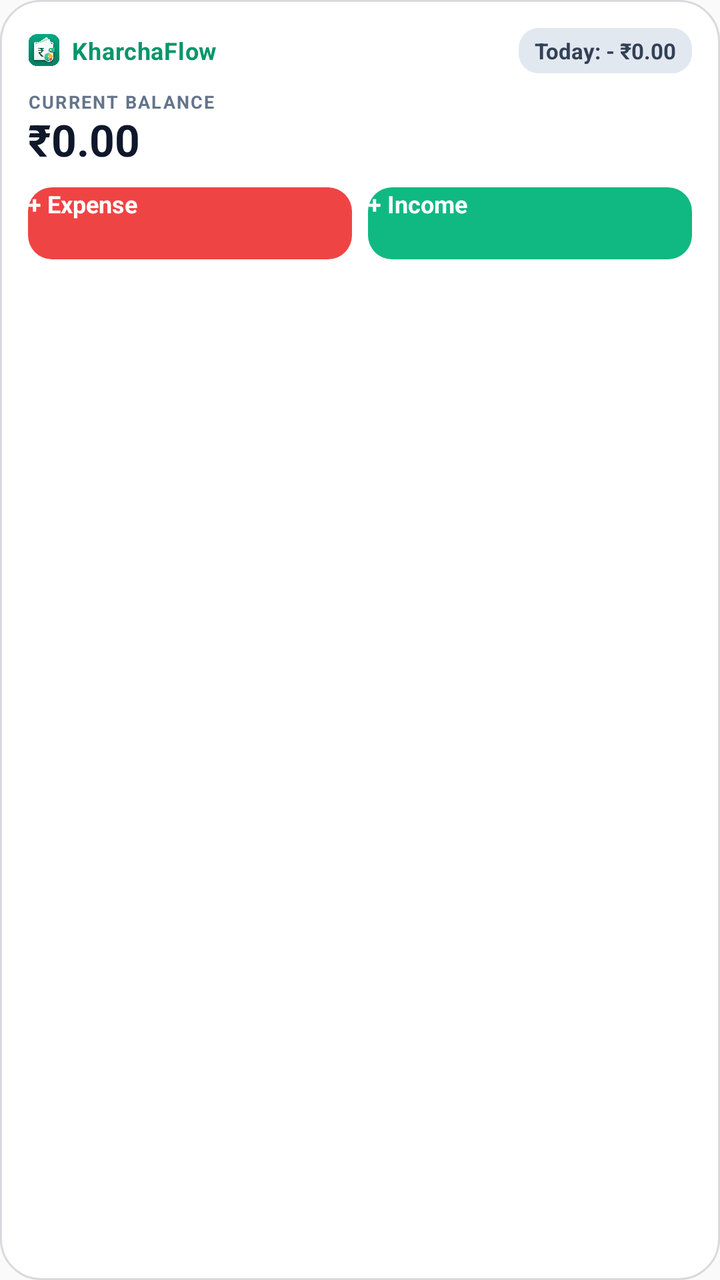
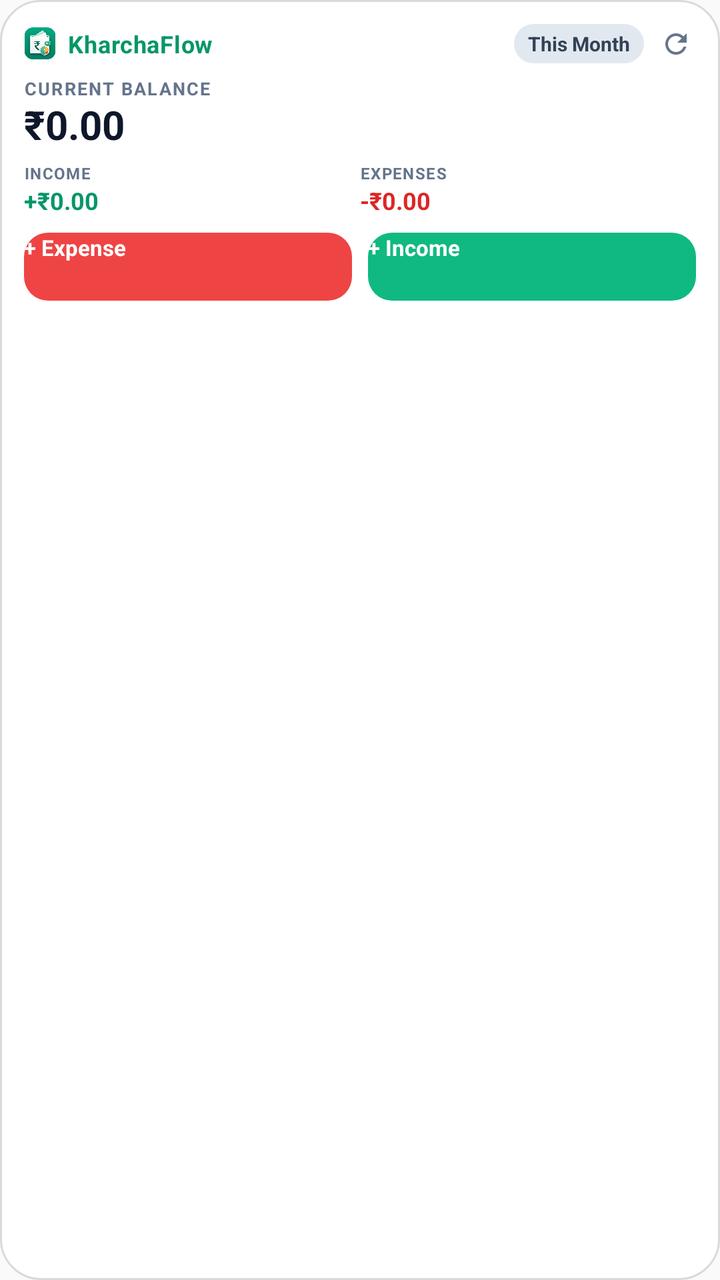

Compare the two renders of this Android layout. The source of the first and the diff that turns it into the second are given below.
<!-- AndroidManifest.xml: application theme Theme.ExpenseTracker -->
<!-- res/layout/widget_expense_tracker.xml -->
<?xml version="1.0" encoding="utf-8"?>
<LinearLayout xmlns:android="http://schemas.android.com/apk/res/android"
    android:id="@+id/widget_root"
    android:layout_width="match_parent"
    android:layout_height="match_parent"
    android:orientation="vertical"
    android:padding="14dp"
    android:background="@drawable/bg_widget_card">

    
    <LinearLayout
        android:layout_width="match_parent"
        android:layout_height="wrap_content"
        android:orientation="horizontal"
        android:gravity="center_vertical">

        <LinearLayout
            android:layout_width="0dp"
            android:layout_height="wrap_content"
            android:layout_weight="1"
            android:orientation="horizontal"
            android:gravity="center_vertical">

            <ImageView
                android:layout_width="16dp"
                android:layout_height="16dp"
                android:src="@drawable/ic_kharchaflow_logo"
                android:contentDescription="KharchaFlow"
                android:layout_marginEnd="6dp" />

            <TextView
                android:layout_width="wrap_content"
                android:layout_height="wrap_content"
                android:text="KharchaFlow"
                android:textSize="12sp"
                android:textStyle="bold"
                android:textColor="@color/widget_text_brand"
                android:letterSpacing="0.02" />
        </LinearLayout>

        <TextView
            android:id="@+id/widget_today_expense"
            android:layout_width="wrap_content"
            android:layout_height="wrap_content"
            android:text="Today: - ₹0.00"
            android:textSize="11sp"
            android:textStyle="bold"
            android:textColor="@color/widget_pill_text"
            android:background="@drawable/bg_widget_stat_pill"
            android:paddingHorizontal="8dp"
            android:paddingVertical="4dp" />
    </LinearLayout>

    
    <TextView
        android:layout_width="wrap_content"
        android:layout_height="wrap_content"
        android:text="CURRENT BALANCE"
        android:textSize="9sp"
        android:textStyle="bold"
        android:textColor="@color/widget_text_secondary"
        android:letterSpacing="0.08"
        android:layout_marginTop="8dp" />

    <TextView
        android:id="@+id/widget_total_balance"
        android:layout_width="wrap_content"
        android:layout_height="wrap_content"
        android:text="₹0.00"
        android:textSize="22sp"
        android:textStyle="bold"
        android:textColor="@color/widget_text_primary"
        android:includeFontPadding="false"
        android:layout_marginTop="1dp" />

    
    <LinearLayout
        android:layout_width="match_parent"
        android:layout_height="wrap_content"
        android:orientation="horizontal"
        android:layout_marginTop="10dp"
        android:weightSum="2">

        <Button
            android:id="@+id/widget_btn_add_expense"
            android:layout_width="0dp"
            android:layout_height="36dp"
            android:layout_weight="1"
            android:text="+ Expense"
            android:textSize="12sp"
            android:textStyle="bold"
            android:background="@drawable/bg_widget_btn_expense"
            android:textColor="@color/widget_btn_text"
            android:stateListAnimator="@null"
            android:layout_marginEnd="4dp" />

        <Button
            android:id="@+id/widget_btn_add_income"
            android:layout_width="0dp"
            android:layout_height="36dp"
            android:layout_weight="1"
            android:text="+ Income"
            android:textSize="12sp"
            android:textStyle="bold"
            android:background="@drawable/bg_widget_btn_income"
            android:textColor="@color/widget_btn_text"
            android:stateListAnimator="@null"
            android:layout_marginStart="4dp" />
    </LinearLayout>
</LinearLayout>
<!-- resources referenced by this layout -->
<resources>
  <color name="widget_btn_text">#FFFFFF</color>
  <color name="widget_pill_text">#334155</color>
  <color name="widget_text_brand">#059669</color>
  <color name="widget_text_primary">#0F172A</color>
  <color name="widget_text_secondary">#64748B</color>
  <!-- drawable bg_widget_btn_expense (drawable) -->
  <?xml version="1.0" encoding="utf-8"?>
  <shape xmlns:android="http://schemas.android.com/apk/res/android"
      android:shape="rectangle">
      <solid android:color="@color/widget_btn_expense_bg" />
      <corners android:radius="12dp" />
  </shape>
  <!-- drawable bg_widget_btn_income (drawable) -->
  <?xml version="1.0" encoding="utf-8"?>
  <shape xmlns:android="http://schemas.android.com/apk/res/android"
      android:shape="rectangle">
      <solid android:color="@color/widget_btn_income_bg" />
      <corners android:radius="12dp" />
  </shape>
  <!-- drawable bg_widget_card (drawable) -->
  <?xml version="1.0" encoding="utf-8"?>
  <shape xmlns:android="http://schemas.android.com/apk/res/android"
      android:shape="rectangle">
      <solid android:color="@color/widget_bg_color" />
      <corners android:radius="20dp" />
      <stroke
          android:width="1dp"
          android:color="@color/widget_border_color" />
  </shape>
  <!-- drawable bg_widget_stat_pill (drawable) -->
  <?xml version="1.0" encoding="utf-8"?>
  <shape xmlns:android="http://schemas.android.com/apk/res/android"
      android:shape="rectangle">
      <solid android:color="@color/widget_pill_bg" />
      <corners android:radius="10dp" />
  </shape>
  <!-- drawable ic_kharchaflow_logo: png bitmap (drawable, 257579 bytes) -->
  <style name="Theme.ExpenseTracker" parent="android:Theme.Material.Light.NoActionBar">
          <item name="android:statusBarColor">@android:color/transparent</item>
          <item name="android:navigationBarColor">@android:color/transparent</item>
          <item name="android:windowLightStatusBar">true</item>
      </style>
  <color name="widget_btn_expense_bg">#EF4444</color>
  <color name="widget_btn_income_bg">#10B981</color>
  <color name="widget_bg_color">#F2FFFFFF</color>
  <color name="widget_border_color">#260F172A</color>
  <color name="widget_pill_bg">#E2E8F0</color>
</resources>

<!-- the commit's change to res/layout/widget_expense_tracker.xml (unified diff, before → after) -->
@@ -4,7 +4,7 @@
     android:layout_width="match_parent"
     android:layout_height="match_parent"
     android:orientation="vertical"
-    android:padding="14dp"
+    android:padding="12dp"
     android:background="@drawable/bg_widget_card">
 
     
@@ -39,16 +39,25 @@
         </LinearLayout>
 
         <TextView
-            android:id="@+id/widget_today_expense"
+            android:id="@+id/widget_month_label"
             android:layout_width="wrap_content"
             android:layout_height="wrap_content"
-            android:text="Today: - ₹0.00"
-            android:textSize="11sp"
+            android:text="This Month"
+            android:textSize="10sp"
             android:textStyle="bold"
             android:textColor="@color/widget_pill_text"
             android:background="@drawable/bg_widget_stat_pill"
-            android:paddingHorizontal="8dp"
-            android:paddingVertical="4dp" />
+            android:paddingHorizontal="7dp"
+            android:paddingVertical="3dp"
+            android:layout_marginEnd="6dp" />
+
+        <ImageView
+            android:id="@+id/widget_btn_refresh"
+            android:layout_width="20dp"
+            android:layout_height="20dp"
+            android:src="@drawable/ic_widget_refresh"
+            android:contentDescription="Refresh Widget"
+            android:padding="2dp" />
     </LinearLayout>
 
     
@@ -60,14 +69,14 @@
         android:textStyle="bold"
         android:textColor="@color/widget_text_secondary"
         android:letterSpacing="0.08"
-        android:layout_marginTop="8dp" />
+        android:layout_marginTop="6dp" />
 
     <TextView
         android:id="@+id/widget_total_balance"
         android:layout_width="wrap_content"
         android:layout_height="wrap_content"
         android:text="₹0.00"
-        android:textSize="22sp"
+        android:textSize="20sp"
         android:textStyle="bold"
         android:textColor="@color/widget_text_primary"
         android:includeFontPadding="false"
@@ -78,16 +87,78 @@
         android:layout_width="match_parent"
         android:layout_height="wrap_content"
         android:orientation="horizontal"
-        android:layout_marginTop="10dp"
+        android:layout_marginTop="6dp">
+
+        
+        <LinearLayout
+            android:layout_width="0dp"
+            android:layout_height="wrap_content"
+            android:layout_weight="1"
+            android:orientation="vertical">
+
+            <TextView
+                android:layout_width="wrap_content"
+                android:layout_height="wrap_content"
+                android:text="INCOME"
+                android:textSize="8sp"
+                android:textStyle="bold"
+                android:textColor="@color/widget_text_secondary"
+                android:letterSpacing="0.06" />
+
+            <TextView
+                android:id="@+id/widget_monthly_income"
+                android:layout_width="wrap_content"
+                android:layout_height="wrap_content"
+                android:text="+₹0.00"
+                android:textSize="12sp"
+                android:textStyle="bold"
+                android:textColor="@color/widget_income_text"
+                android:singleLine="true" />
+        </LinearLayout>
+
+        
+        <LinearLayout
+            android:layout_width="0dp"
+            android:layout_height="wrap_content"
+            android:layout_weight="1"
+            android:orientation="vertical">
+
+            <TextView
+                android:layout_width="wrap_content"
+                android:layout_height="wrap_content"
+                android:text="EXPENSES"
+                android:textSize="8sp"
+                android:textStyle="bold"
+                android:textColor="@color/widget_text_secondary"
+                android:letterSpacing="0.06" />
+
+            <TextView
+                android:id="@+id/widget_monthly_expense"
+                android:layout_width="wrap_content"
+                android:layout_height="wrap_content"
+                android:text="-₹0.00"
+                android:textSize="12sp"
+                android:textStyle="bold"
+                android:textColor="@color/widget_expense_text"
+                android:singleLine="true" />
+        </LinearLayout>
+    </LinearLayout>
+
+    
+    <LinearLayout
+        android:layout_width="match_parent"
+        android:layout_height="wrap_content"
+        android:orientation="horizontal"
+        android:layout_marginTop="8dp"
         android:weightSum="2">
 
         <Button
             android:id="@+id/widget_btn_add_expense"
             android:layout_width="0dp"
-            android:layout_height="36dp"
+            android:layout_height="34dp"
             android:layout_weight="1"
             android:text="+ Expense"
-            android:textSize="12sp"
+            android:textSize="11sp"
             android:textStyle="bold"
             android:background="@drawable/bg_widget_btn_expense"
             android:textColor="@color/widget_btn_text"
@@ -97,10 +168,10 @@
         <Button
             android:id="@+id/widget_btn_add_income"
             android:layout_width="0dp"
-            android:layout_height="36dp"
+            android:layout_height="34dp"
             android:layout_weight="1"
             android:text="+ Income"
-            android:textSize="12sp"
+            android:textSize="11sp"
             android:textStyle="bold"
             android:background="@drawable/bg_widget_btn_income"
             android:textColor="@color/widget_btn_text"
<!-- resource entries referenced after the edit -->
@@ -1,6 +1,8 @@
 <!-- resources referenced by this layout -->
 <resources>
   <color name="widget_btn_text">#FFFFFF</color>
+  <color name="widget_expense_text">#DC2626</color>
+  <color name="widget_income_text">#059669</color>
   <color name="widget_pill_text">#334155</color>
   <color name="widget_text_brand">#059669</color>
   <color name="widget_text_primary">#0F172A</color>
@@ -37,6 +39,17 @@
       <corners android:radius="10dp" />
   </shape>
   <!-- drawable ic_kharchaflow_logo: png bitmap (drawable, 257579 bytes) -->
+  <!-- drawable ic_widget_refresh (drawable) -->
+  <vector xmlns:android="http://schemas.android.com/apk/res/android"
+      android:width="16dp"
+      android:height="16dp"
+      android:viewportWidth="24"
+      android:viewportHeight="24"
+      android:tint="@color/widget_text_secondary">
+      <path
+          android:fillColor="@android:color/white"
+          android:pathData="M17.65,6.35C16.2,4.9 14.21,4 12,4c-4.42,0 -7.99,3.58 -7.99,8s3.57,8 7.99,8c3.73,0 6.84,-2.55 7.73,-6h-2.08c-0.82,2.33 -3.04,4 -5.65,4 -3.31,0 -6,-2.69 -6,-6s2.69,-6 6,-6c1.66,0 3.14,0.69 4.22,1.78L13,11h7V4l-2.35,2.35z"/>
+  </vector>
   <style name="Theme.ExpenseTracker" parent="android:Theme.Material.Light.NoActionBar">
           <item name="android:statusBarColor">@android:color/transparent</item>
           <item name="android:navigationBarColor">@android:color/transparent</item>
